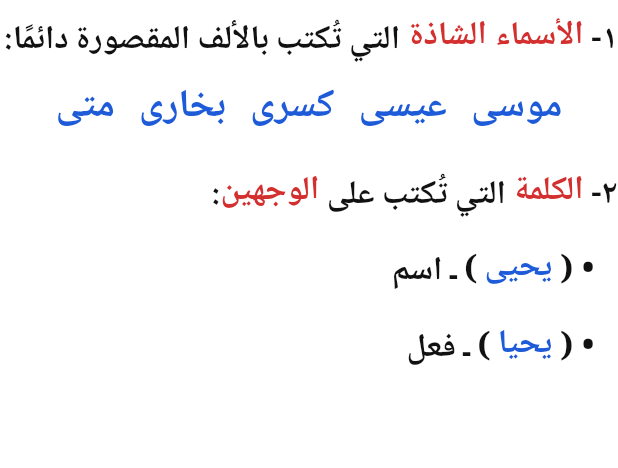
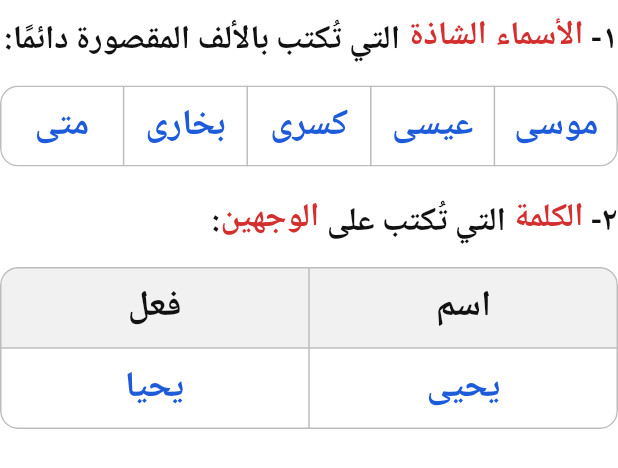
Before and after one commit to alansaria2026/imlaa-app, a Flutter app: the LongNounLight widget shown alone on an empty page, opened directly, on a phone screen of 412 x 824 dp. Shown: the top 468 px of the screen. Run offline on Flutter 3.47's test engine with Material 3 defaults, Android fonts, the phone set to English and light mode, and no system bars; our stand-ins replace audioplayers, flutter_tts, shared_preferences; accounts and stored records are empty.

Commit message:
الألف اللينة: «إضاءة» في جدولين
Co-Authored-By: Claude Opus 5.5 <noreply@anthropic.com>
Claude-Session: https://claude.ai/code/session_01NCjJhk75mBmpHsBoztLuRr

```diff
--- a/lib/lesson/alif_rule_content.dart
+++ b/lib/lesson/alif_rule_content.dart
@@ -465,12 +465,13 @@ class LongNounLight extends StatelessWidget {
             ],
           ),
         ),
-        Wrap(
-          alignment: WrapAlignment.center,
-          spacing: 16,
-          children: [
-            for (final w in irregularMaqsura)
-              Text(w, style: AppTheme.word(26, color: AppColors.blue)),
+        const SizedBox(height: 6),
+        _LightTable(
+          rows: [
+            [
+              for (final w in irregularMaqsura)
+                _LightCell(w, color: AppColors.blue),
+            ],
           ],
         ),
         const SizedBox(height: 10),
@@ -485,17 +486,61 @@ class LongNounLight extends StatelessWidget {
             ],
           ),
         ),
-        for (final (w, kind) in twoWayWords)
-          _Line(
-            TextSpan(
-              children: [
-                const TextSpan(text: '   • ( '),
-                TextSpan(text: w, style: _blue),
-                TextSpan(text: ' ) ـ $kind'),
-              ],
-            ),
+        const SizedBox(height: 6),
+        _LightTable(
+          header: true,
+          rows: [
+            [for (final (_, kind) in twoWayWords) _LightCell(kind)],
+            [
+              for (final (w, _) in twoWayWords)
+                _LightCell(w, color: AppColors.blue),
+            ],
+          ],
+        ),
+      ],
+    ),
+  );
+}
+
+/// جدول «إضاءة»؛ الصف الأول عناوين بخلفية إن كان [header].
+class _LightTable extends StatelessWidget {
+  const _LightTable({required this.rows, this.header = false});
+  final List<List<Widget>> rows;
+  final bool header;
+
+  @override
+  Widget build(BuildContext context) => ClipRRect(
+    borderRadius: BorderRadius.circular(12),
+    child: Table(
+      border: TableBorder.all(
+        color: AppColors.lineDark,
+        borderRadius: BorderRadius.circular(12),
+      ),
+      defaultVerticalAlignment: TableCellVerticalAlignment.middle,
+      children: [
+        for (final (i, row) in rows.indexed)
+          TableRow(
+            decoration: header && i == 0
+                ? const BoxDecoration(color: AppColors.primarySoft)
+                : null,
+            children: row,
           ),
       ],
+    ),
+  );
+}
+
+class _LightCell extends StatelessWidget {
+  const _LightCell(this.text, {this.color = AppColors.ink});
+  final String text;
+  final Color color;
+
+  @override
+  Widget build(BuildContext context) => Padding(
+    padding: const EdgeInsets.symmetric(vertical: 8, horizontal: 4),
+    child: FittedBox(
+      fit: BoxFit.scaleDown,
+      child: Text(text, style: AppTheme.word(24, color: color)),
     ),
   );
 }
```
